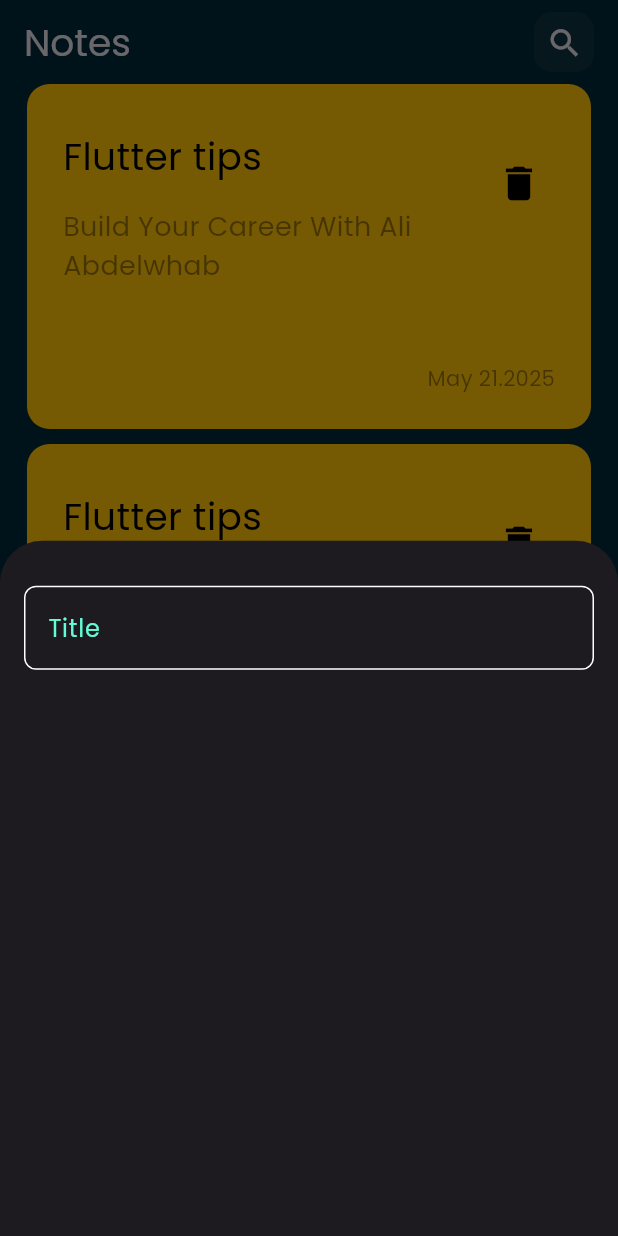
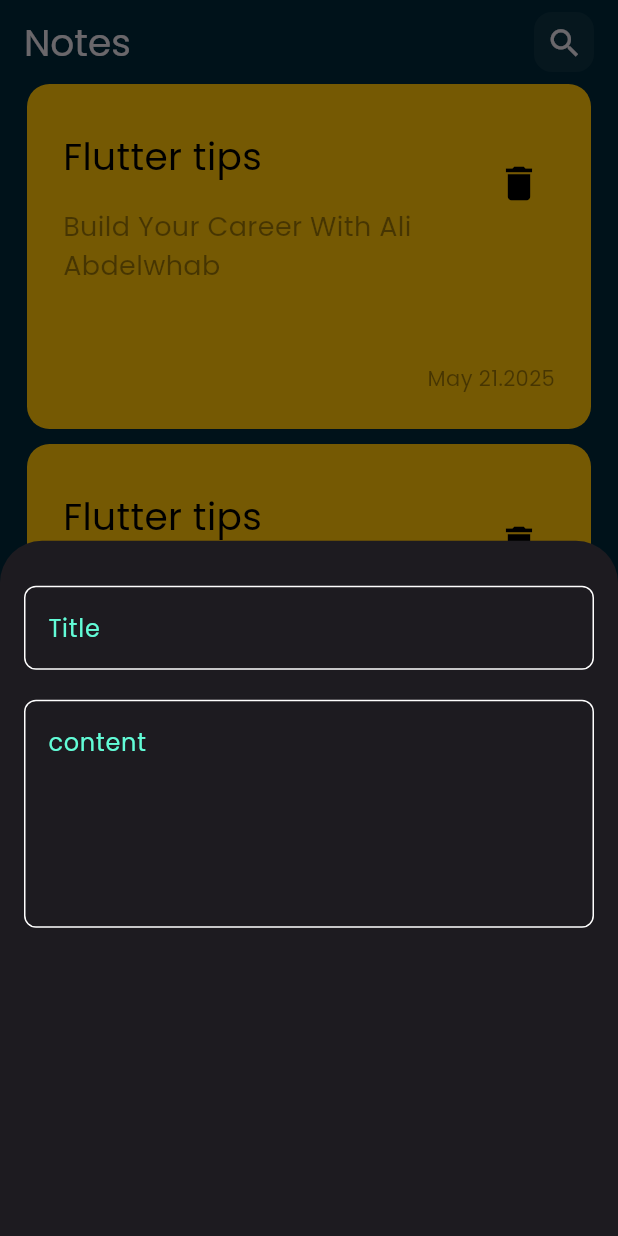
Before and after one commit to 3bowhab/Flutter_Apps, a Flutter app: the screen it shows after launch, after a tap on the "add" icon, on a phone screen of 412 x 824 dp. Run offline on Flutter 3.47's test engine with Material 3 defaults, Android fonts, the phone set to English and light mode, and no system bars.

Commit message:
add more feilds in notes sheet

```diff
--- a/notes_app/lib/views/widgets/buttom_sheet.dart
+++ b/notes_app/lib/views/widgets/buttom_sheet.dart
@@ -11,7 +11,9 @@ class ButtomSheet extends StatelessWidget {
       child: Column(
         children: [
           SizedBox(height: 30),
-          CustomTextField(),
+          CustomTextField(text: 'Title',),
+          SizedBox(height: 20),
+          CustomTextField(text: "content", maxLines: 5),
         ],
       ),
     );
--- a/notes_app/lib/views/widgets/custom_text_feild.dart
+++ b/notes_app/lib/views/widgets/custom_text_feild.dart
@@ -2,14 +2,17 @@ import 'package:flutter/material.dart';
 import 'package:notes_app/constants.dart';
 
 class CustomTextField extends StatelessWidget {
-  const CustomTextField({super.key});
+  const CustomTextField({super.key, required this.text, this.maxLines = 1});
+  final String text;
+  final int maxLines;
 
   @override
   Widget build(BuildContext context) {
     return TextField(
       cursorColor: mainColor,
+      maxLines: maxLines,
       decoration: InputDecoration(
-        hintText: 'Title',
+        hintText: text,
         hintStyle: TextStyle(color: mainColor, fontFamily: mainFont),
         border: feildBorder(),
         enabledBorder: feildBorder(),
@@ -20,8 +23,8 @@ class CustomTextField extends StatelessWidget {
 
   OutlineInputBorder feildBorder([color]) {
     return OutlineInputBorder(
-        borderRadius: BorderRadius.circular(8),
-        borderSide: BorderSide(color: color ?? Colors.white),
-      );
+      borderRadius: BorderRadius.circular(8),
+      borderSide: BorderSide(color: color ?? Colors.white),
+    );
   }
 }
```
